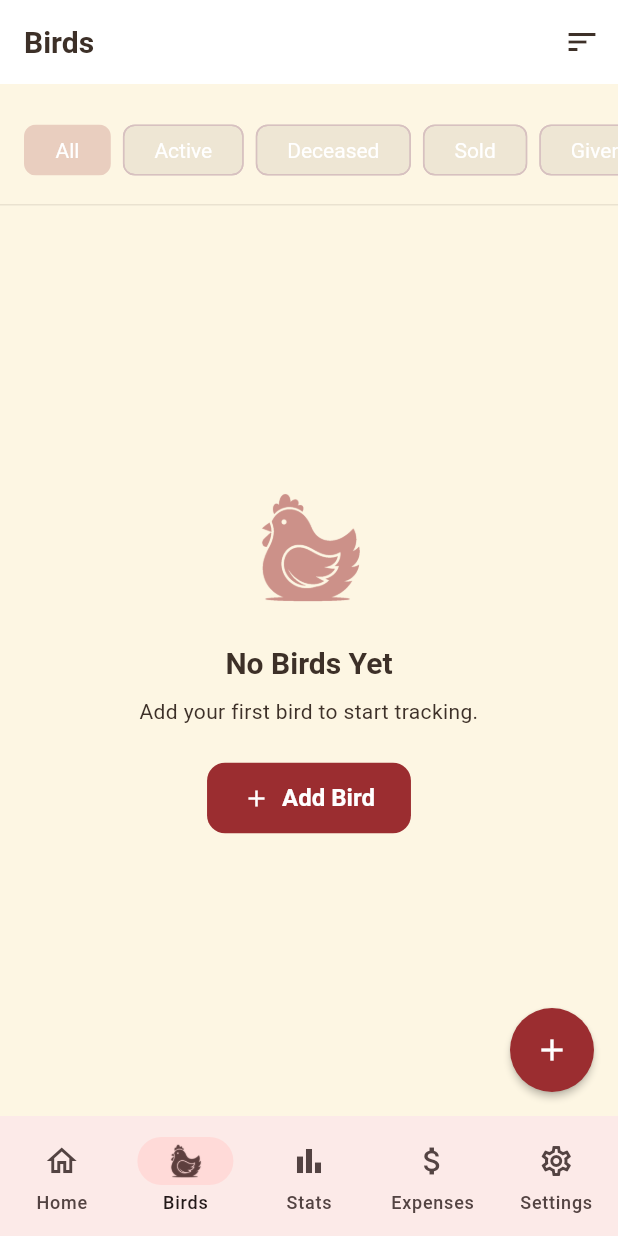
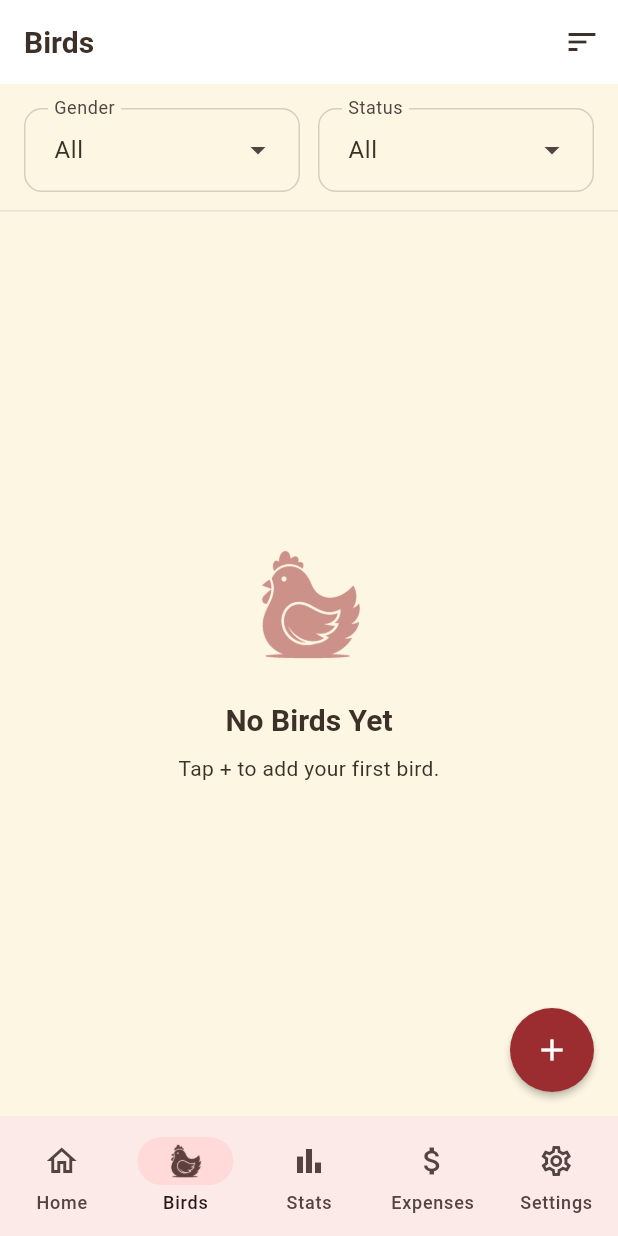
Before and after one commit to pingponghero/flockmanager, a Flutter app: the BirdListScreen screen opened by its route, after a tap on "Clear Filters", on a phone screen of 412 x 824 dp. Run offline on Flutter 3.47's test engine with Material 3 defaults, Android fonts, the phone set to English and light mode, and no system bars; our stand-ins replace awesome_notifications, file_picker, fl_chart, flutter_riverpod, freezed_annotation, go_router and 6 more; accounts and stored records are empty.

Commit message:
Improve bird list filters and bird detail app bar visibility
Replace bird list status filter chips with Gender and Status dropdown
menus (defaulting to Female/Active), add top gradient overlay to bird
detail hero photo, and set app bar icons to white for readability.

Co-Authored-By: Claude Opus 4.6 <noreply@anthropic.com>

```diff
--- a/lib/screens/birds/bird_detail_screen.dart
+++ b/lib/screens/birds/bird_detail_screen.dart
@@ -90,6 +90,7 @@ class _BirdDetailContent extends ConsumerWidget {
               SliverAppBar(
                 expandedHeight: 350,
                 pinned: true,
+                foregroundColor: Colors.white,
                 actions: [
                   IconButton(
                     icon: const Icon(Icons.edit),
--- a/lib/screens/birds/bird_list_screen.dart
+++ b/lib/screens/birds/bird_list_screen.dart
@@ -33,6 +33,7 @@ class BirdListScreen extends ConsumerStatefulWidget {
 }
 
 class _BirdListScreenState extends ConsumerState<BirdListScreen> {
+  BirdSex? _sexFilter = BirdSex.female;
   BirdStatus? _statusFilter = BirdStatus.active;
   BirdSortOption _sortOption = BirdSortOption.name;
 
@@ -80,44 +81,43 @@ class _BirdListScreenState extends ConsumerState<BirdListScreen> {
               },
             ),
           ),
-          // Status filter chips
-          SingleChildScrollView(
-            scrollDirection: Axis.horizontal,
-            padding: const EdgeInsets.symmetric(horizontal: 16, vertical: 12),
+          // Gender and status filter dropdowns
+          Padding(
+            padding: const EdgeInsets.fromLTRB(16, 8, 16, 12),
             child: Row(
               children: [
-                _FilterChip(
-                  label: 'All',
-                  selected: _statusFilter == null,
-                  onSelected: () => setState(() => _statusFilter = null),
+                Expanded(
+                  child: DropdownMenu<BirdSex?>(
+                    initialSelection: _sexFilter,
+                    expandedInsets: EdgeInsets.zero,
+                    label: const Text('Gender'),
+                    dropdownMenuEntries: [
+                      const DropdownMenuEntry(value: null, label: 'All'),
+                      ...BirdSex.values.map((sex) => DropdownMenuEntry(
+                            value: sex,
+                            label: sex.displayName,
+                          )),
+                    ],
+                    onSelected: (value) =>
+                        setState(() => _sexFilter = value),
+                  ),
                 ),
-                const SizedBox(width: 8),
-                _FilterChip(
-                  label: 'Active',
-                  selected: _statusFilter == BirdStatus.active,
-                  onSelected: () =>
-                      setState(() => _statusFilter = BirdStatus.active),
-                ),
-                const SizedBox(width: 8),
-                _FilterChip(
-                  label: 'Deceased',
-                  selected: _statusFilter == BirdStatus.deceased,
-                  onSelected: () =>
-                      setState(() => _statusFilter = BirdStatus.deceased),
-                ),
-                const SizedBox(width: 8),
-                _FilterChip(
-                  label: 'Sold',
-                  selected: _statusFilter == BirdStatus.sold,
-                  onSelected: () =>
-                      setState(() => _statusFilter = BirdStatus.sold),
-                ),
-                const SizedBox(width: 8),
-                _FilterChip(
-                  label: 'Given Away',
-                  selected: _statusFilter == BirdStatus.givenAway,
-                  onSelected: () =>
-                      setState(() => _statusFilter = BirdStatus.givenAway),
+                const SizedBox(width: 12),
+                Expanded(
+                  child: DropdownMenu<BirdStatus?>(
+                    initialSelection: _statusFilter,
+                    expandedInsets: EdgeInsets.zero,
+                    label: const Text('Status'),
+                    dropdownMenuEntries: [
+                      const DropdownMenuEntry(value: null, label: 'All'),
+                      ...BirdStatus.values.map((status) => DropdownMenuEntry(
+                            value: status,
+                            label: status.displayName,
+                          )),
+                    ],
+                    onSelected: (value) =>
+                        setState(() => _statusFilter = value),
+                  ),
                 ),
               ],
             ),
@@ -139,6 +139,12 @@ class _BirdListScreenState extends ConsumerState<BirdListScreen> {
                         .where((b) => b.flockId == selectedFlockId)
                         .toList();
 
+                // Apply sex filter
+                if (_sexFilter != null) {
+                  birds =
+                      birds.where((b) => b.sex == _sexFilter).toList();
+                }
+
                 // Apply status filter
                 if (_statusFilter != null) {
                   birds =
@@ -151,10 +157,12 @@ class _BirdListScreenState extends ConsumerState<BirdListScreen> {
                 if (birds.isEmpty) {
                   return _EmptyState(
                     hasFilters:
-                        selectedFlockId != null || _statusFilter != null,
-                    onAddBird: () => context.push('/birds/new'),
+                        selectedFlockId != null || _statusFilter != null || _sexFilter != null,
                     onClearFilters: () {
-                      setState(() => _statusFilter = null);
+                      setState(() {
+                        _sexFilter = null;
+                        _statusFilter = null;
+                      });
                       ref
                           .read(selectedFlockIdProvider.notifier)
                           .clearSelection();
@@ -213,36 +221,12 @@ class _BirdListScreenState extends ConsumerState<BirdListScreen> {
   }
 }
 
-class _FilterChip extends StatelessWidget {
-  final String label;
-  final bool selected;
-  final VoidCallback onSelected;
-
-  const _FilterChip({
-    required this.label,
-    required this.selected,
-    required this.onSelected,
-  });
-
-  @override
-  Widget build(BuildContext context) {
-    return FilterChip(
-      label: Text(label),
-      selected: selected,
-      onSelected: (_) => onSelected(),
-      showCheckmark: false,
-    );
-  }
-}
-
 class _EmptyState extends StatelessWidget {
   final bool hasFilters;
-  final VoidCallback onAddBird;
   final VoidCallback onClearFilters;
 
   const _EmptyState({
     required this.hasFilters,
-    required this.onAddBird,
     required this.onClearFilters,
   });
 
@@ -268,24 +252,18 @@ class _EmptyState extends StatelessWidget {
             const SizedBox(height: 8),
             Text(
               hasFilters
-                  ? 'Try adjusting your filters or add a new bird.'
-                  : 'Add your first bird to start tracking.',
+                  ? 'Try adjusting your filters.'
+                  : 'Tap + to add your first bird.',
               style: Theme.of(context).textTheme.bodyMedium,
               textAlign: TextAlign.center,
             ),
-            const SizedBox(height: 24),
             if (hasFilters) ...[
+              const SizedBox(height: 24),
               OutlinedButton(
                 onPressed: onClearFilters,
                 child: const Text('Clear Filters'),
               ),
-              const SizedBox(height: 12),
             ],
-            ElevatedButton.icon(
-              onPressed: onAddBird,
-              icon: const Icon(Icons.add),
-              label: const Text('Add Bird'),
-            ),
           ],
         ),
       ),
--- a/lib/screens/birds/widgets/bird_header.dart
+++ b/lib/screens/birds/widgets/bird_header.dart
@@ -47,7 +47,27 @@ class BirdHeader extends StatelessWidget {
             ),
           ),
 
-        // Gradient overlay for text readability
+        // Top gradient overlay for app bar icon readability
+        Positioned(
+          left: 0,
+          right: 0,
+          top: 0,
+          height: 120,
+          child: DecoratedBox(
+            decoration: BoxDecoration(
+              gradient: LinearGradient(
+                begin: Alignment.topCenter,
+                end: Alignment.bottomCenter,
+                colors: [
+                  Colors.black.withValues(alpha: 0.5),
+                  Colors.transparent,
+                ],
+              ),
+            ),
+          ),
+        ),
+
+        // Bottom gradient overlay for text readability
         Positioned(
           left: 0,
           right: 0,
```
